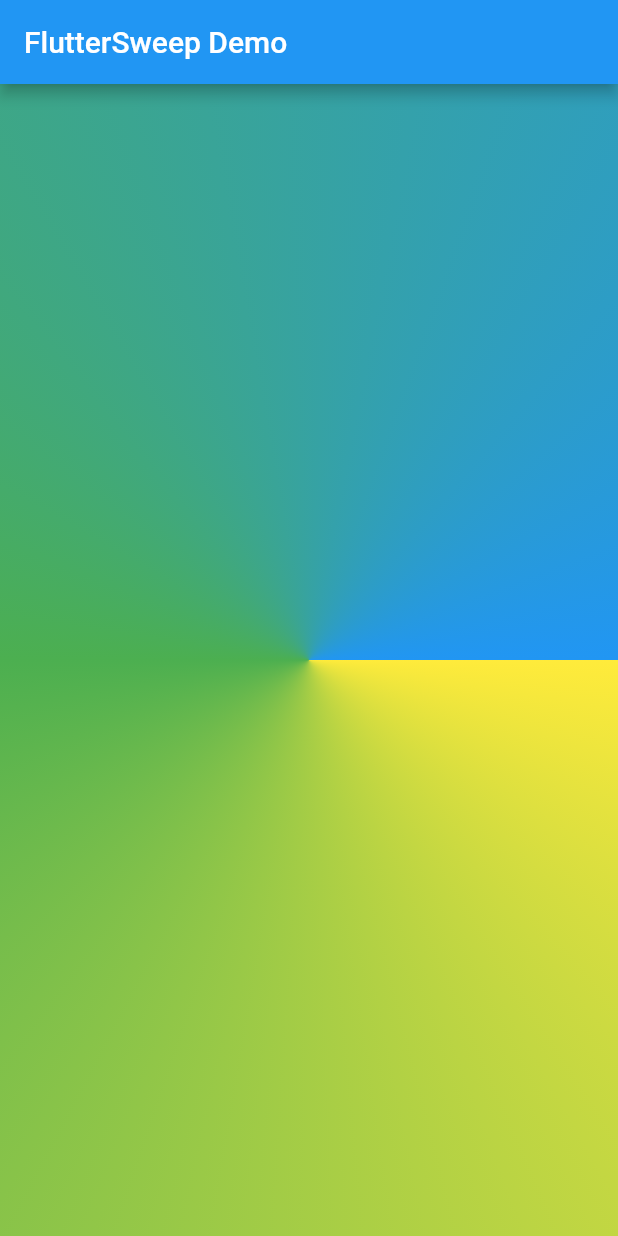
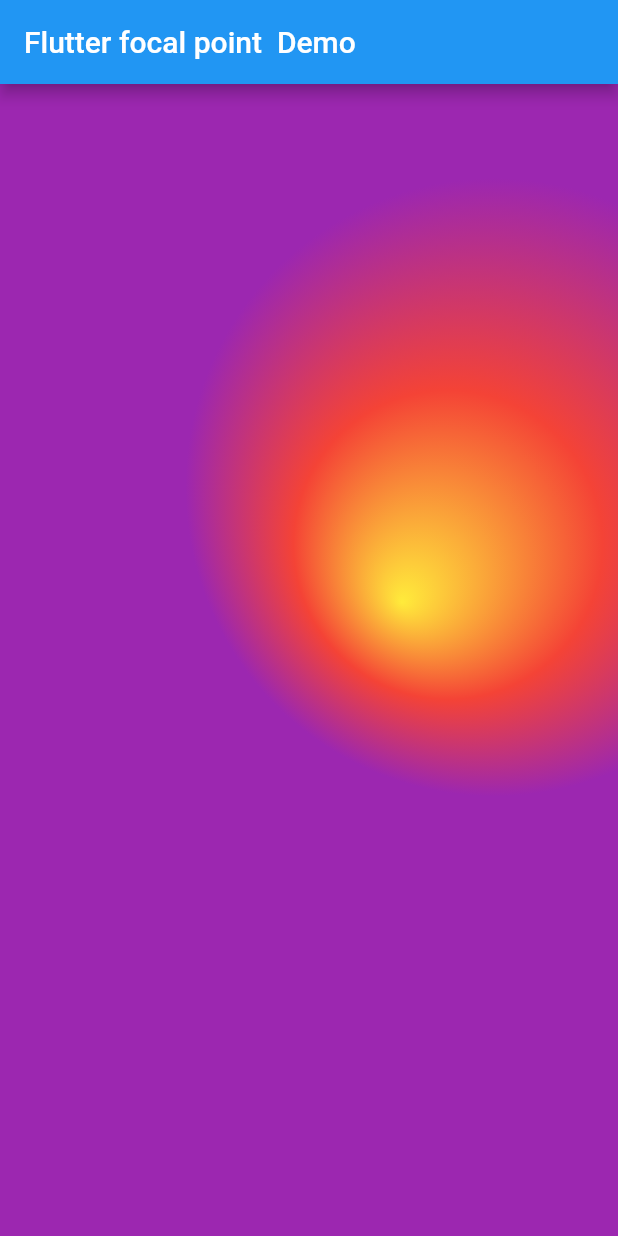
Before and after one commit to moniradiu/flutter, a Flutter app: the screen it shows after launch, on a phone screen of 412 x 824 dp. Run offline on Flutter 3.47's test engine with Material 2 defaults, Android fonts, the phone set to English and light mode, and no system bars.

Commit message:
focal point  gradient

```diff
--- a/lib/main.dart
+++ b/lib/main.dart
@@ -6,16 +6,18 @@ class MyApp extends StatelessWidget {
   @override
   Widget build(BuildContext context) {
     return MaterialApp(
-      title: 'Flutter  Sweep gradient Demo',
+      title: 'Flutter focal point  gradient Demo',
       home: Scaffold(
         appBar: AppBar(
-          title: const Text('FlutterSweep Demo'),
+          title: const Text('Flutter focal point  Demo'),
         ),
         body: Center(
           child: Container(
             decoration: BoxDecoration(
-              gradient: SweepGradient(
-                colors: [Colors.yellow, Colors.green, Colors.blue],
+              gradient: RadialGradient(
+                colors: [Colors.yellow, Colors.red, Colors.purple],
+                center: Alignment(0.6, -0.3),
+                focal: Alignment(0.3, -0.1),
               ),
             ),
           ),
```
